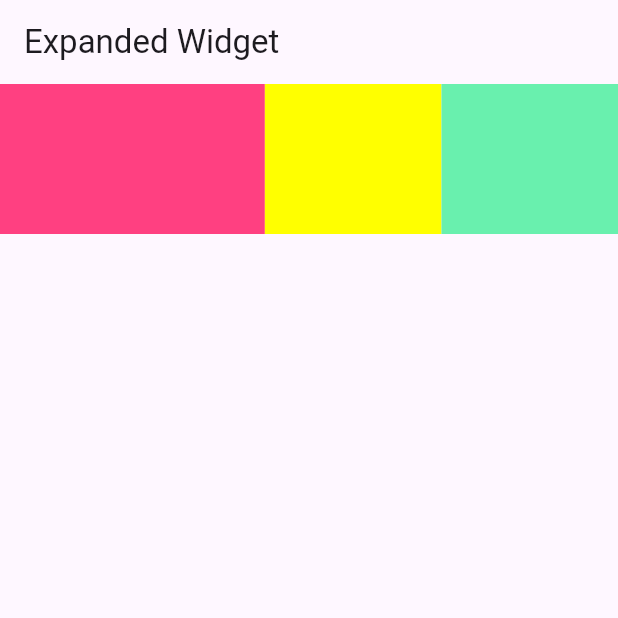
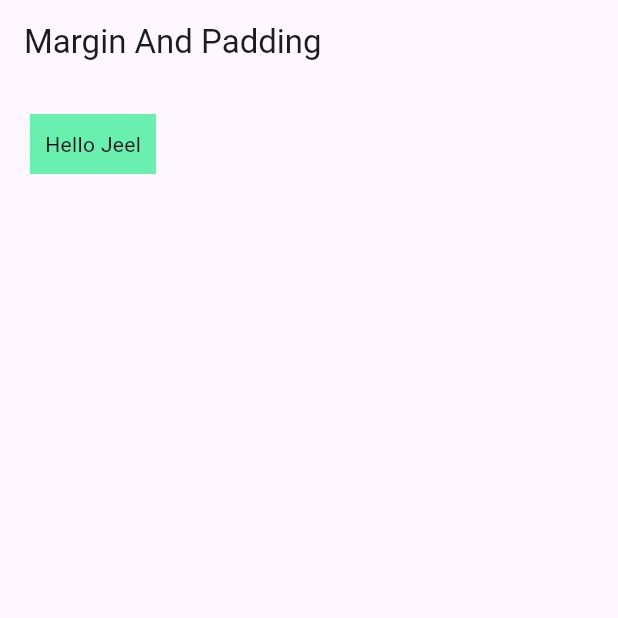
Before and after one commit to jeelpatel001/first_flutter_app, a Flutter app: the screen it shows after launch, on a phone screen of 412 x 824 dp, the top half of it. Run offline on Flutter 3.47's test engine with Material 3 defaults, Android fonts, the phone set to English and light mode, and no system bars.

Commit message:
Learn Margin And Padding

```diff
--- /dev/null
+++ b/lib/_14_Margin_Padding.dart
@@ -0,0 +1,22 @@
+import 'package:flutter/material.dart';
+
+class MarginAndPadding extends StatelessWidget {
+  const MarginAndPadding({super.key});
+
+  @override
+  Widget build(BuildContext context) {
+    return Scaffold(
+      appBar: AppBar(
+        title: const Text("Margin And Padding"),
+      ),
+      body: Container(
+        margin: const EdgeInsets.all(20),
+        color: Colors.greenAccent,
+        child: const Padding(
+          padding: EdgeInsets.all(10),
+          child: Text("Hello Jeel"),
+        ),
+      ),
+    );
+  }
+}
--- a/lib/main.dart
+++ b/lib/main.dart
@@ -2,6 +2,7 @@ import 'package:first_flutter_app/_10_List_View_StaticData.dart';
 import 'package:first_flutter_app/_11_List_View_DynamicData.dart';
 import 'package:first_flutter_app/_12_Container_Decoration.dart';
 import 'package:first_flutter_app/_13_Expanded_Widget.dart';
+import 'package:first_flutter_app/_14_Margin_Padding.dart';
 import 'package:first_flutter_app/_1_Container.dart';
 import 'package:first_flutter_app/_2_Text_Button_Widget.dart';
 import 'package:first_flutter_app/_3_Elevated_Button_Widget.dart';
@@ -47,7 +48,8 @@ class MyApp extends StatelessWidget {
       // home: const ListViewStaticData(),
       // home: const ListViewDynamicData(),
       // home: const ContainerDecoration(),
-      home: const ExpandedWidget(),
+      // home: const ExpandedWidget(),
+      home: const MarginAndPadding(),
 
 
     );
```
